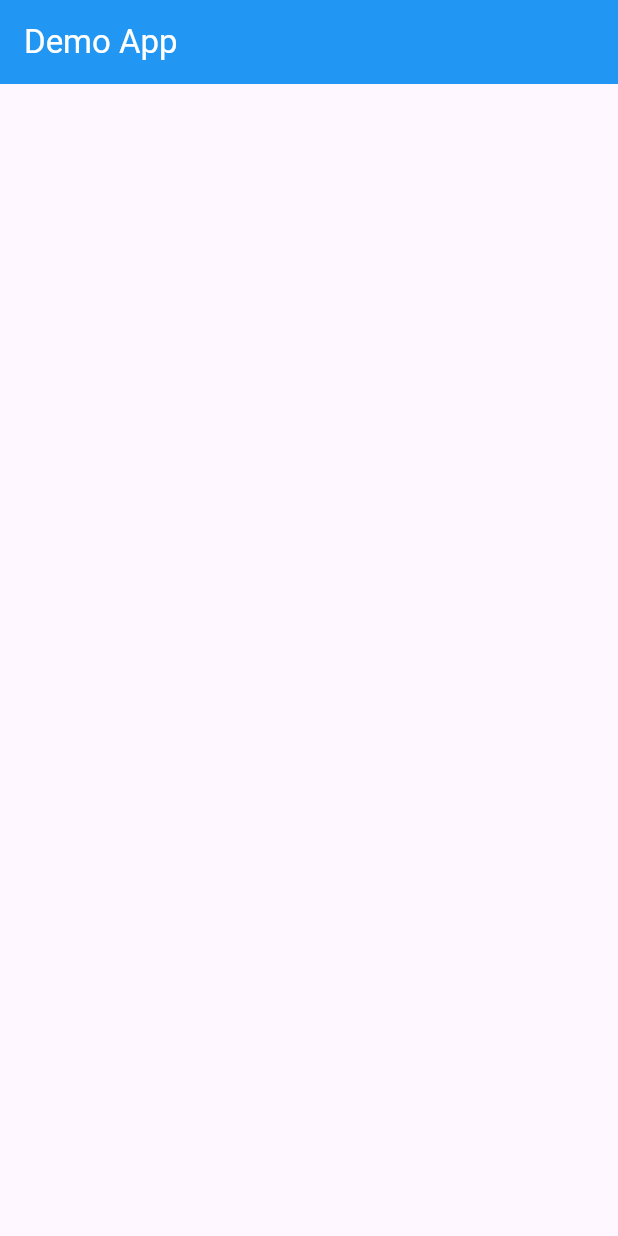
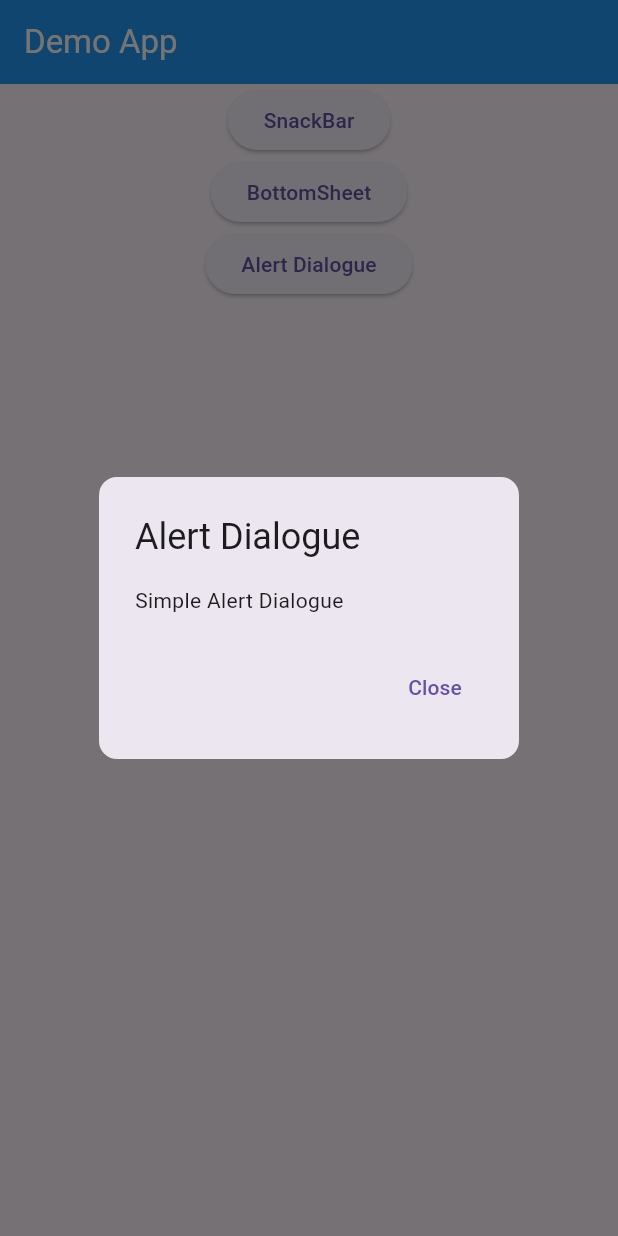
Before and after one commit to EHREkramul/Practice__Flutter-App, a Flutter app: the screen it shows after launch, on a phone screen of 412 x 824 dp. Run offline on Flutter 3.47's test engine with Material 3 defaults, Android fonts, the phone set to English and light mode, and no system bars.

Commit message:
Screen Dialogue Examples

```diff
--- a/lib/home.dart
+++ b/lib/home.dart
@@ -1,7 +1,41 @@
 import 'package:flutter/material.dart';
 
-class Home extends StatelessWidget {
+class Home extends StatefulWidget {
   const Home({super.key});
+
+  @override
+  State<Home> createState() => _HomeState();
+}
+
+class _HomeState extends State<Home> {
+  @override
+  void initState() {
+    // TODO: implement initState
+    super.initState();
+    WidgetsBinding.instance.addPostFrameCallback((_) {
+      showDialog(
+        context: context,
+        builder: (context) {
+          return AlertDialog(
+            elevation: 12,
+            title: Text('Alert Dialogue'),
+            content: Text('Simple Alert Dialogue'),
+            shape: RoundedRectangleBorder(
+              borderRadius: BorderRadius.circular(12),
+            ),
+            actions: [
+              TextButton(
+                onPressed: () {
+                  Navigator.of(context).pop();
+                },
+                child: Text('Close'),
+              ),
+            ],
+          );
+        },
+      );
+    });
+  }
 
   @override
   Widget build(BuildContext context) {
@@ -11,10 +45,68 @@ class Home extends StatelessWidget {
         backgroundColor: Colors.blue,
         foregroundColor: Colors.white,
       ),
-      body: Column(
-        children: [
-
-        ],
+      body: Center(
+        child: Column(
+          children: [
+            ElevatedButton(
+              onPressed: () {
+                ScaffoldMessenger.of(context).showSnackBar(
+                  SnackBar(
+                    duration: Duration(seconds: 1),
+                    content: Text('SnackBar Pressed'),
+                    action: SnackBarAction(
+                      label: 'Undo',
+                      onPressed: () {
+                        print('Undo Pressed');
+                      },
+                    ),
+                  ),
+                );
+              },
+              child: Text('SnackBar'),
+            ),
+            ElevatedButton(
+              onPressed: () {
+                showModalBottomSheet(
+                  backgroundColor: Colors.blue,
+                  context: context,
+                  builder: (context) {
+                    return Column(
+                      children: [Center(child: Text('This is bottom sheet'))],
+                    );
+                  },
+                );
+              },
+              child: Text('BottomSheet'),
+            ),
+            ElevatedButton(
+              onPressed: () {
+                showDialog(
+                  context: context,
+                  builder: (context) {
+                    return AlertDialog(
+                      elevation: 12,
+                      title: Text('Alert Dialogue'),
+                      content: Text('Simple Alert Dialogue'),
+                      shape: RoundedRectangleBorder(
+                        borderRadius: BorderRadius.circular(12),
+                      ),
+                      actions: [
+                        TextButton(
+                          onPressed: () {
+                            Navigator.of(context).pop();
+                          },
+                          child: Text('Close'),
+                        ),
+                      ],
+                    );
+                  },
+                );
+              },
+              child: Text('Alert Dialogue'),
+            ),
+          ],
+        ),
       ),
     );
   }
```
